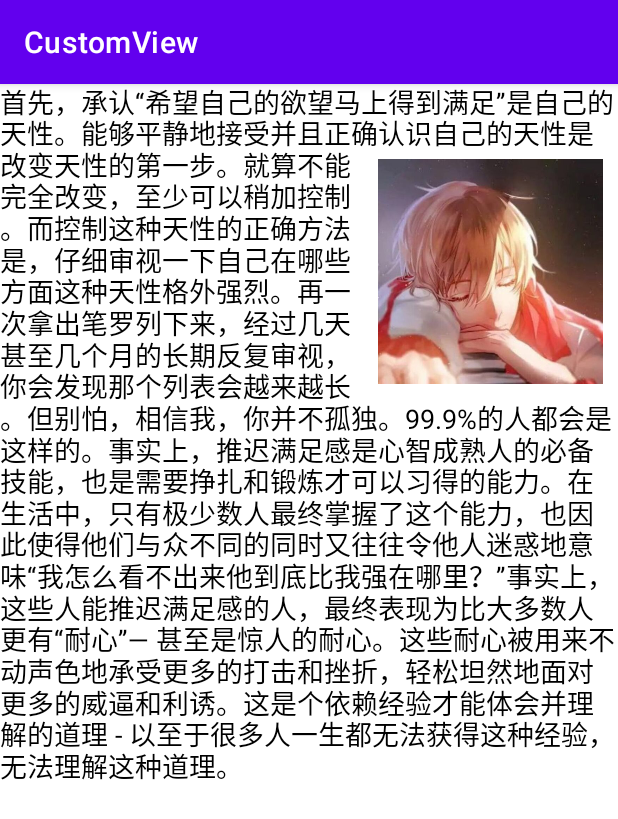
After one commit to xaluoqone/HenCoderPlus, an Android app: the NewsActivity screen opened directly, with no data from a screen before it, on a phone screen of 412 x 824 dp. The commit adds this screen. Shown: the top 819 px of the screen. Run offline under Robolectric (Android 15) with nearby library versions, the phone set to English and light mode, and no system bars.

Commit message:
Add NewsView

```diff
--- a/CustomView/app/src/main/AndroidManifest.xml
+++ b/CustomView/app/src/main/AndroidManifest.xml
@@ -11,7 +11,8 @@
         android:supportsRtl="true"
         android:theme="@style/Theme.CustomView"
         tools:ignore="AllowBackup">
-        <activity android:name=".TransformActivity"></activity>
+        <activity android:name=".NewsActivity"></activity>
+        <activity android:name=".TransformActivity" />
         <activity android:name=".SportActivity" />
         <activity android:name=".RadarActivity" />
         <activity android:name=".MainActivity">
--- a/CustomView/app/src/main/java/com/xaluoqone/customview/MainActivity.kt
+++ b/CustomView/app/src/main/java/com/xaluoqone/customview/MainActivity.kt
@@ -11,6 +11,7 @@ class MainActivity : AppCompatActivity() {
     private lateinit var intoPorterDuffXfermodeTest: Button
     private lateinit var intoSportActivity: Button
     private lateinit var intoTransform: Button
+    private lateinit var intoNewsActivity: Button
 
     override fun onCreate(savedInstanceState: Bundle?) {
         super.onCreate(savedInstanceState)
@@ -21,6 +22,7 @@ class MainActivity : AppCompatActivity() {
         intoPorterDuffXfermodeTest = findViewById(R.id.intoPorterDuffXfermodeTest)
         intoSportActivity = findViewById(R.id.intoSportActivity)
         intoTransform = findViewById(R.id.intoTransform)
+        intoNewsActivity = findViewById(R.id.intoNewsActivity)
 
         intoDashboardAndPie.setOnClickListener {
             startActivity(Intent(this@MainActivity, DashboardAndPieActivity::class.java))
@@ -41,5 +43,9 @@ class MainActivity : AppCompatActivity() {
         intoTransform.setOnClickListener {
             startActivity(Intent(this@MainActivity, TransformActivity::class.java))
         }
+
+        intoNewsActivity.setOnClickListener {
+            startActivity(Intent(this@MainActivity, NewsActivity::class.java))
+        }
     }
 }
--- /dev/null
+++ b/CustomView/app/src/main/java/com/xaluoqone/customview/NewsActivity.kt
@@ -0,0 +1,11 @@
+package com.xaluoqone.customview
+
+import androidx.appcompat.app.AppCompatActivity
+import android.os.Bundle
+
+class NewsActivity : AppCompatActivity() {
+    override fun onCreate(savedInstanceState: Bundle?) {
+        super.onCreate(savedInstanceState)
+        setContentView(R.layout.activity_news)
+    }
+}
--- /dev/null
+++ b/CustomView/app/src/main/java/com/xaluoqone/customview/widget/NewsView.kt
@@ -0,0 +1,50 @@
+package com.xaluoqone.customview.widget
+
+import android.content.Context
+import android.graphics.Canvas
+import android.graphics.Paint
+import android.util.AttributeSet
+import android.view.View
+import com.xaluoqone.customview.R
+import com.xaluoqone.customview.ex.dp
+import com.xaluoqone.customview.ex.getFitBitmap
+import com.xaluoqone.customview.ex.sp
+
+class NewsView(context: Context, attrs: AttributeSet? = null) :
+    View(context, attrs) {
+    private val paint = Paint(Paint.ANTI_ALIAS_FLAG).apply {
+        textSize = 18.sp
+    }
+
+    var imageTopPadding = 50.dp
+    var imageRightPadding = 10.dp
+    var imageLeftPadding = 10.dp
+    var imageWidth = 150.dp
+
+    override fun onDraw(canvas: Canvas) {
+        val imageBitmap = context.getFitBitmap(R.mipmap.avatar, imageWidth.toInt())
+
+        canvas.drawBitmap(
+            imageBitmap,
+            width - imageBitmap.width - imageRightPadding ,
+            imageTopPadding,
+            paint
+        )
+
+        val text = resources.getString(R.string.news)
+
+        var start = 0
+        var count: Int
+        val fontMetrics = paint.fontMetrics
+        var y = -fontMetrics.top
+        while (start < text.length) {
+            val textRowWidth =
+                if (y < imageTopPadding || y - paint.fontSpacing > imageTopPadding + imageBitmap.height) width.toFloat() else width - imageBitmap.width - imageRightPadding - imageLeftPadding
+            count =
+                paint.breakText(text, start, text.length, true, textRowWidth, null)
+            canvas.drawText(text, start, start + count, 0f, y, paint)
+            start += count
+            y += paint.fontSpacing
+        }
+    }
+}
--- a/CustomView/app/src/main/res/layout/activity_main.xml
+++ b/CustomView/app/src/main/res/layout/activity_main.xml
@@ -48,6 +48,8 @@
         android:layout_marginEnd="12dp" />
 
     <Button
+        android:id="@+id/intoNewsActivity"
+        android:text="into news activity"
         android:layout_width="match_parent"
         android:layout_height="wrap_content"
         android:layout_marginStart="12dp"
--- /dev/null
+++ b/CustomView/app/src/main/res/layout/activity_news.xml
@@ -0,0 +1,13 @@
+<?xml version="1.0" encoding="utf-8"?>
+<LinearLayout xmlns:android="http://schemas.android.com/apk/res/android"
+    xmlns:tools="http://schemas.android.com/tools"
+    android:layout_width="match_parent"
+    android:layout_height="match_parent"
+    android:orientation="vertical"
+    tools:context=".NewsActivity">
+
+    <com.xaluoqone.customview.widget.NewsView
+        android:layout_width="match_parent"
+        android:layout_height="match_parent"/>
+
+</LinearLayout>
--- a/CustomView/app/src/main/res/values/strings.xml
+++ b/CustomView/app/src/main/res/values/strings.xml
@@ -1,3 +1,4 @@
 <resources>
     <string name="app_name">CustomView</string>
+    <string name="news">首先，承认“希望自己的欲望马上得到满足”是自己的天性。能够平静地接受并且正确认识自己的天性是改变天性的第一步。就算不能完全改变，至少可以稍加控制。而控制这种天性的正确方法是，仔细审视一下自己在哪些方面这种天性格外强烈。再一次拿出笔罗列下来，经过几天甚至几个月的长期反复审视，你会发现那个列表会越来越长。但别怕，相信我，你并不孤独。99.9%的人都会是这样的。事实上，推迟满足感是心智成熟人的必备技能，也是需要挣扎和锻炼才可以习得的能力。在生活中，只有极少数人最终掌握了这个能力，也因此使得他们与众不同的同时又往往令他人迷惑地意味“我怎么看不出来他到底比我强在哪里？”事实上，这些人能推迟满足感的人，最终表现为比大多数人更有“耐心”— 甚至是惊人的耐心。这些耐心被用来不动声色地承受更多的打击和挫折，轻松坦然地面对更多的威逼和利诱。这是个依赖经验才能体会并理解的道理 - 以至于很多人一生都无法获得这种经验，无法理解这种道理。</string>
 </resources>
```
